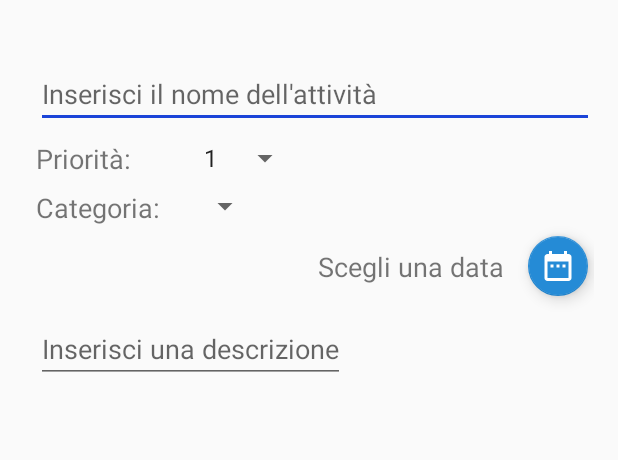
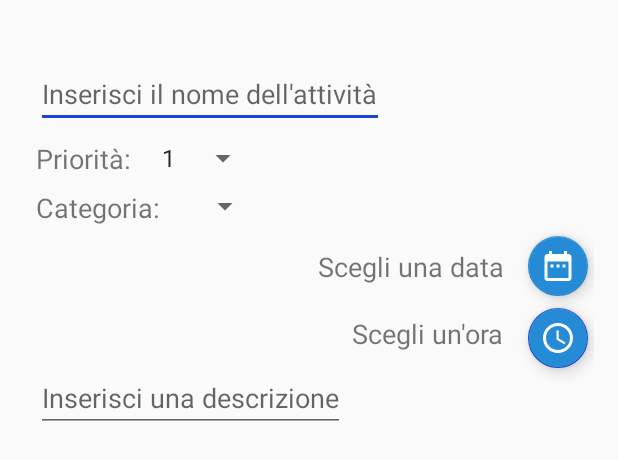
Before and after one commit to Zacomo/Istentu, an Android app: the layout layout_add_btn_dialog.xml on its own in the app's theme, with its tools: preview values and no code run, on a phone screen of 412 x 824 dp. Shown: the top 460 px of the screen. Run offline under Robolectric (Android 15) with nearby library versions, the phone set to English and light mode, and no system bars.

Commit message:
Implementazione TimePicker e nuova formattazione per data e ora.

```diff
--- a/app/src/main/java/com/zacomo/istentu/Task.java
+++ b/app/src/main/java/com/zacomo/istentu/Task.java
@@ -126,7 +126,7 @@ public class Task {
                     date = DateFormat.getDateInstance(DateFormat.SHORT).format(doneDate.getTime());
                     time = DateFormat.getTimeInstance(DateFormat.SHORT).format(doneDate.getTime());
                 }
-                statusString = "Completato il " + date + " alle " + time + "\n" + prova;
+                statusString = "Completato in data\n" + date + " alle " + time + "\n" + prova;
                 break;
         }
         return statusString;
--- /dev/null
+++ b/app/src/main/res/drawable/ic_access_time_black_24dp.xml
@@ -0,0 +1,5 @@
+<vector android:height="24dp" android:tint="#FFFFFF"
+    android:viewportHeight="24.0" android:viewportWidth="24.0"
+    android:width="24dp" xmlns:android="http://schemas.android.com/apk/res/android">
+    <path android:fillColor="#FF000000" android:pathData="M11.99,2C6.47,2 2,6.48 2,12s4.47,10 9.99,10C17.52,22 22,17.52 22,12S17.52,2 11.99,2zM12,20c-4.42,0 -8,-3.58 -8,-8s3.58,-8 8,-8 8,3.58 8,8 -3.58,8 -8,8zM12.5,7H11v6l5.25,3.15 0.75,-1.23 -4.5,-2.67z"/>
+</vector>
--- a/app/src/main/res/layout/layout_add_btn_dialog.xml
+++ b/app/src/main/res/layout/layout_add_btn_dialog.xml
@@ -11,13 +11,12 @@
 
     <EditText
         android:id="@+id/insertTaskName"
-        android:layout_width="match_parent"
+        android:layout_width="wrap_content"
         android:layout_height="wrap_content"
         android:layout_marginStart="8dp"
         android:layout_marginTop="24dp"
         android:hint="Inserisci il nome dell'attività"
         android:inputType="text"
-        app:layout_constraintEnd_toEndOf="parent"
         app:layout_constraintStart_toStartOf="parent"
         app:layout_constraintTop_toTopOf="parent" />
 
@@ -30,7 +29,6 @@
         android:layout_marginBottom="8dp"
         android:textSize="18sp"
         android:text="Priorità: "
-        app:layout_constraintBottom_toTopOf="@+id/insertTaskDescription"
         app:layout_constraintStart_toStartOf="parent"
         app:layout_constraintTop_toBottomOf="@+id/insertTaskName" />
 
@@ -38,7 +36,7 @@
         android:id="@+id/insertTaskPriority"
         android:layout_width="wrap_content"
         android:layout_height="wrap_content"
-        android:layout_marginStart="36dp"
+        android:layout_marginStart="8dp"
         android:layout_marginTop="8dp"
         android:entries="@array/priority_values"
         app:layout_constraintStart_toEndOf="@+id/textView"
@@ -86,16 +84,39 @@
         app:layout_constraintEnd_toEndOf="parent"
         app:layout_constraintTop_toBottomOf="@+id/insertTaskName" />
 
+    <TextView
+        android:id="@+id/textViewTime"
+        android:layout_width="wrap_content"
+        android:layout_height="wrap_content"
+        android:text="Scegli un'ora"
+        android:textSize="18sp"
+        android:layout_marginRight="16dp"
+        android:layout_marginTop="20dp"
+        app:layout_constraintEnd_toStartOf="@+id/fabTimePicker"
+        app:layout_constraintTop_toBottomOf="@+id/textViewDate"/>
+
+    <com.google.android.material.floatingactionbutton.FloatingActionButton
+        android:id="@+id/fabTimePicker"
+        android:layout_width="wrap_content"
+        android:layout_height="wrap_content"
+        android:backgroundTint="@color/colorPrimary"
+        android:src="@drawable/ic_access_time_black_24dp"
+        app:layout_constraintTop_toBottomOf="@+id/fabDatePicker"
+        app:layout_constraintEnd_toEndOf="parent"
+        android:layout_marginTop="8dp"
+        android:layout_marginRight="4dp"
+        app:fabSize="mini"/>
+
     <EditText
         android:id="@+id/insertTaskDescription"
         android:layout_width="wrap_content"
         android:layout_height="wrap_content"
         android:layout_marginStart="8dp"
-        android:layout_marginTop="92dp"
+        android:layout_marginTop="8dp"
         android:hint="Inserisci una descrizione"
         android:inputType="textMultiLine"
         app:layout_constraintStart_toStartOf="parent"
-        app:layout_constraintTop_toBottomOf="@+id/textView" />
+        app:layout_constraintTop_toBottomOf="@+id/textViewTime" />
 
 
 </androidx.constraintlayout.widget.ConstraintLayout>
--- a/app/src/main/res/layout/recycler_view_item.xml
+++ b/app/src/main/res/layout/recycler_view_item.xml
@@ -34,6 +34,7 @@
         android:id="@+id/taskDone"
         android:layout_width="wrap_content"
         android:layout_height="wrap_content"
+        android:textAlignment="textEnd"
         android:paddingRight="8dp"
         android:padding="8dp"
         android:layout_marginTop="8dp"
--- a/app/src/main/res/menu/menu_item.xml
+++ b/app/src/main/res/menu/menu_item.xml
@@ -14,6 +14,9 @@
         android:id="@+id/removeClass"
         android:title="Rimuovi una classe"/>
     <item
+        android:id="@+id/notificationPreferences"
+        android:title="Preferenze notifiche"/>
+    <item
         android:id="@+id/usageGraph"
         android:title="Vedi statistiche"/>
     <item
```
Also changed, not shown: app/src/main/java/com/zacomo/istentu/AddDialog.java (+56 -4 lines), app/src/main/java/com/zacomo/istentu/MainActivity.java (+7 -0 lines).
